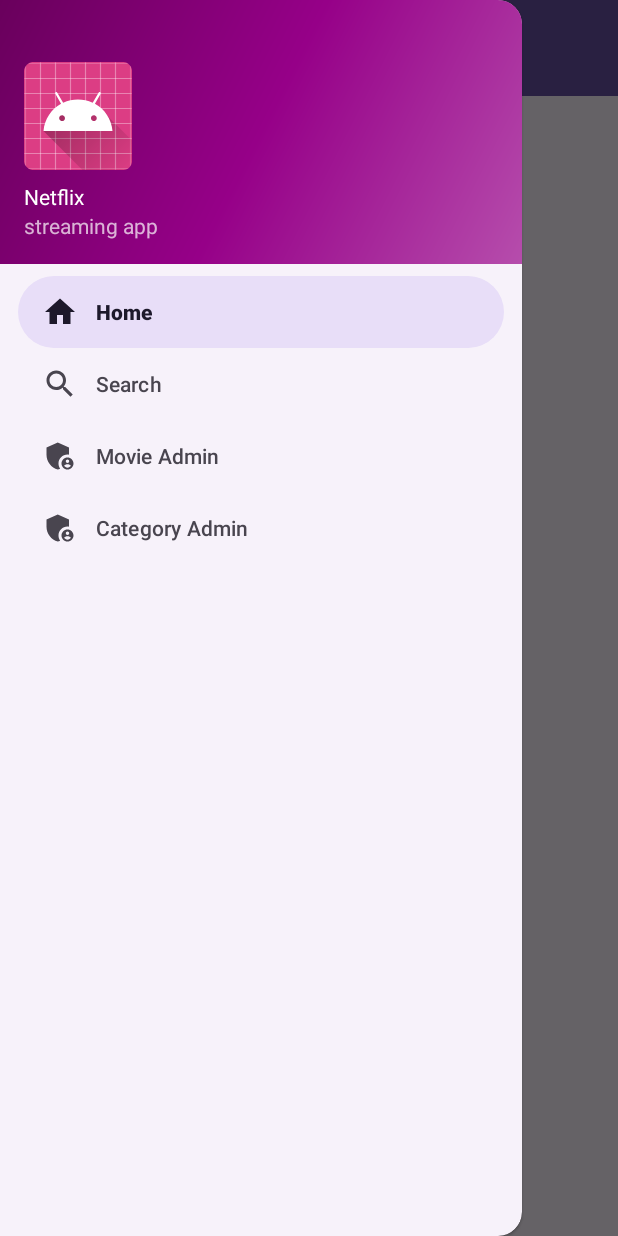
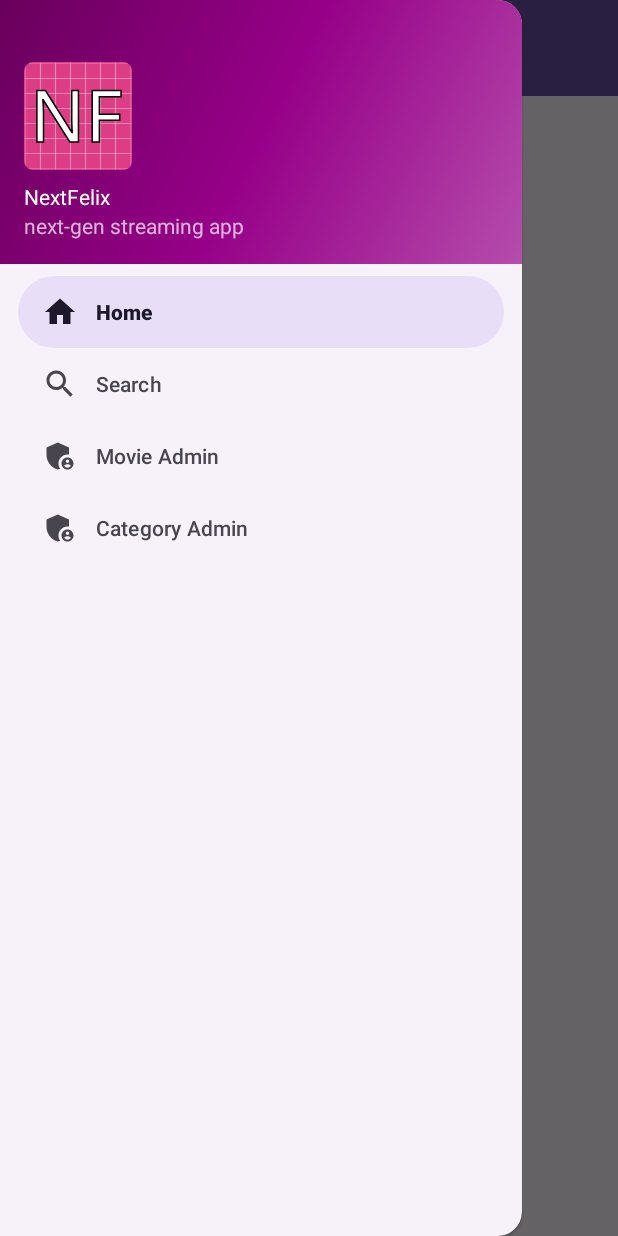
Before and after one commit to dvirberlo/AdvProgProj, an Android app: the HomeActivity screen opened directly, with no data from a screen before it, with the side drawer open, on a phone screen of 412 x 824 dp. Run offline under Robolectric (Android 15) with nearby library versions, the phone set to English and light mode, and no system bars; our stand-ins replace navigation-ui.

Commit message:
new icon and app name

```diff
--- a/src/android-client/app/src/main/res/drawable/ic_launcher_foreground.xml
+++ b/src/android-client/app/src/main/res/drawable/ic_launcher_foreground.xml
@@ -4,27 +4,34 @@
     android:height="108dp"
     android:viewportWidth="108"
     android:viewportHeight="108">
-    <path android:pathData="M31,63.928c0,0 6.4,-11 12.1,-13.1c7.2,-2.6 26,-1.4 26,-1.4l38.1,38.1L107,108.928l-32,-1L31,63.928z">
-        <aapt:attr name="android:fillColor">
-            <gradient
-                android:endX="85.84757"
-                android:endY="92.4963"
-                android:startX="42.9492"
-                android:startY="49.59793"
-                android:type="linear">
-                <item
-                    android:color="#44000000"
-                    android:offset="0.0" />
-                <item
-                    android:color="#00000000"
-                    android:offset="1.0" />
-            </gradient>
-        </aapt:attr>
-    </path>
+    <!-- Path data for "NF" -->
     <path
+        android:pathData="M54.30 37.04L54.30 71.30L48.53 71.30L30.79 43.23L30.60 43.23Q30.67 44.49 30.77 46.00Q30.86 47.52 30.92 49.17Q30.98 50.82 31 52.51L31 52.51L31 71.30L26.59 71.30L26.59 37.04L32.31 37.04L49.98 64.98L50.15 64.98Q50.10 63.95 50.03 62.42Q49.96 60.90 49.90 59.20Q49.84 57.50 49.84 55.98L49.84 55.98L49.84 37.04L54.30 37.04ZM68.24 56.89L68.24 71.30L63.46 71.30L63.46 37.04L82.68 37.04L82.68 41.16L68.24 41.16L68.24 52.79L81.79 52.79L81.79 56.89L68.24 56.89Z"
         android:fillColor="#FFFFFF"
         android:fillType="nonZero"
-        android:pathData="M65.3,45.828l3.8,-6.6c0.2,-0.4 0.1,-0.9 -0.3,-1.1c-0.4,-0.2 -0.9,-0.1 -1.1,0.3l-3.9,6.7c-6.3,-2.8 -13.4,-2.8 -19.7,0l-3.9,-6.7c-0.2,-0.4 -0.7,-0.5 -1.1,-0.3C38.8,38.328 38.7,38.828 38.9,39.228l3.8,6.6C36.2,49.428 31.7,56.028 31,63.928h46C76.3,56.028 71.8,49.428 65.3,45.828zM43.4,57.328c-0.8,0 -1.5,-0.5 -1.8,-1.2c-0.3,-0.7 -0.1,-1.5 0.4,-2.1c0.5,-0.5 1.4,-0.7 2.1,-0.4c0.7,0.3 1.2,1 1.2,1.8C45.3,56.528 44.5,57.328 43.4,57.328L43.4,57.328zM64.6,57.328c-0.8,0 -1.5,-0.5 -1.8,-1.2s-0.1,-1.5 0.4,-2.1c0.5,-0.5 1.4,-0.7 2.1,-0.4c0.7,0.3 1.2,1 1.2,1.8C66.5,56.528 65.6,57.328 64.6,57.328L64.6,57.328z"
         android:strokeWidth="1"
-        android:strokeColor="#00000000" />
+        android:strokeColor="#000000"/>
+<!--    <path android:pathData="M31,63.928c0,0 6.4,-11 12.1,-13.1c7.2,-2.6 26,-1.4 26,-1.4l38.1,38.1L107,108.928l-32,-1L31,63.928z">-->
+<!--        <aapt:attr name="android:fillColor">-->
+<!--            <gradient-->
+<!--                android:endX="85.84757"-->
+<!--                android:endY="92.4963"-->
+<!--                android:startX="42.9492"-->
+<!--                android:startY="49.59793"-->
+<!--                android:type="linear">-->
+<!--                <item-->
+<!--                    android:color="#44000000"-->
+<!--                    android:offset="0.0" />-->
+<!--                <item-->
+<!--                    android:color="#00000000"-->
+<!--                    android:offset="1.0" />-->
+<!--            </gradient>-->
+<!--        </aapt:attr>-->
+<!--    </path>-->
+<!--    <path-->
+<!--        android:fillColor="#FFFFFF"-->
+<!--        android:fillType="nonZero"-->
+<!--        android:pathData="M65.3,45.828l3.8,-6.6c0.2,-0.4 0.1,-0.9 -0.3,-1.1c-0.4,-0.2 -0.9,-0.1 -1.1,0.3l-3.9,6.7c-6.3,-2.8 -13.4,-2.8 -19.7,0l-3.9,-6.7c-0.2,-0.4 -0.7,-0.5 -1.1,-0.3C38.8,38.328 38.7,38.828 38.9,39.228l3.8,6.6C36.2,49.428 31.7,56.028 31,63.928h46C76.3,56.028 71.8,49.428 65.3,45.828zM43.4,57.328c-0.8,0 -1.5,-0.5 -1.8,-1.2c-0.3,-0.7 -0.1,-1.5 0.4,-2.1c0.5,-0.5 1.4,-0.7 2.1,-0.4c0.7,0.3 1.2,1 1.2,1.8C45.3,56.528 44.5,57.328 43.4,57.328L43.4,57.328zM64.6,57.328c-0.8,0 -1.5,-0.5 -1.8,-1.2s-0.1,-1.5 0.4,-2.1c0.5,-0.5 1.4,-0.7 2.1,-0.4c0.7,0.3 1.2,1 1.2,1.8C66.5,56.528 65.6,57.328 64.6,57.328L64.6,57.328z"-->
+<!--        android:strokeWidth="1"-->
+<!--        android:strokeColor="#00000000" />-->
 </vector>
--- a/src/android-client/app/src/main/res/values/strings.xml
+++ b/src/android-client/app/src/main/res/values/strings.xml
@@ -1,5 +1,5 @@
 <resources>
-    <string name="app_name">Netflix</string>
+    <string name="app_name">NextFelix</string>
     <string name="signup_title">Sign Up</string>
     <string name="sing_in_title">Welcome</string>
     <string name="first_name">First Name</string>
@@ -13,8 +13,8 @@
     <string name="title_activity_admin">AdminActivity</string>
     <string name="navigation_drawer_open">Open navigation drawer</string>
     <string name="navigation_drawer_close">Close navigation drawer</string>
-    <string name="nav_header_title">Netflix</string>
-    <string name="nav_header_subtitle">streaming app</string>
+    <string name="nav_header_title">NextFelix</string>
+    <string name="nav_header_subtitle">next-gen streaming app</string>
     <string name="nav_header_desc">Navigation header</string>
 
     <string name="menu_home">Home</string>
```
